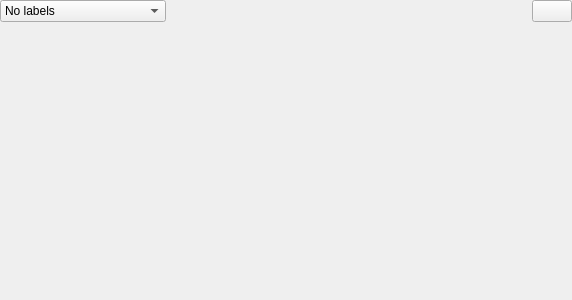
Old version of the form src/ui/qgslabelingwidget.ui in the repository carsmie/QGIS.
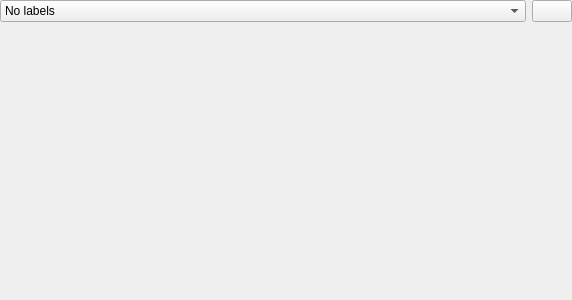
New version of the form. Icons and pictures are not drawn.

Commit message: Full widget label combobox

```diff
--- a/src/ui/qgslabelingwidget.ui
+++ b/src/ui/qgslabelingwidget.ui
@@ -21,6 +21,12 @@
     <layout class="QHBoxLayout" name="horizontalLayout">
      <item>
       <widget class="QComboBox" name="mLabelModeComboBox">
+       <property name="sizePolicy">
+        <sizepolicy hsizetype="Expanding" vsizetype="Fixed">
+         <horstretch>0</horstretch>
+         <verstretch>0</verstretch>
+        </sizepolicy>
+       </property>
        <item>
         <property name="text">
          <string>No labels</string>
@@ -59,19 +65,6 @@
        </item>
       </widget>
      </item>
-     <item>
-      <spacer name="horizontalSpacer_5">
-       <property name="orientation">
-        <enum>Qt::Horizontal</enum>
-       </property>
-       <property name="sizeHint" stdset="0">
-        <size>
-         <width>12</width>
-         <height>20</height>
-        </size>
-       </property>
-      </spacer>
-     </item>
      <item>
       <widget class="QPushButton" name="mEngineSettingsButton">
        <property name="enabled">
```
Left out of the diff: 11 changed lines with no effect on the pictures.
